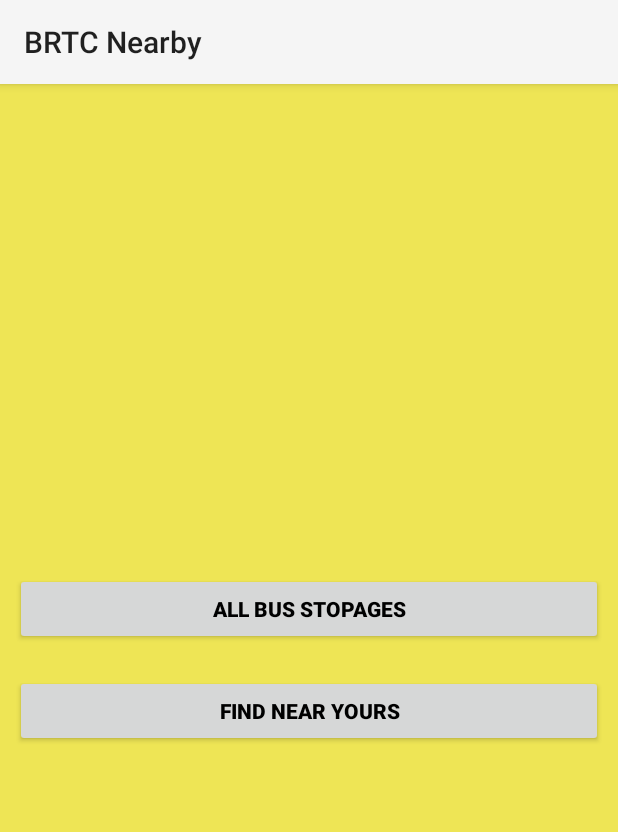
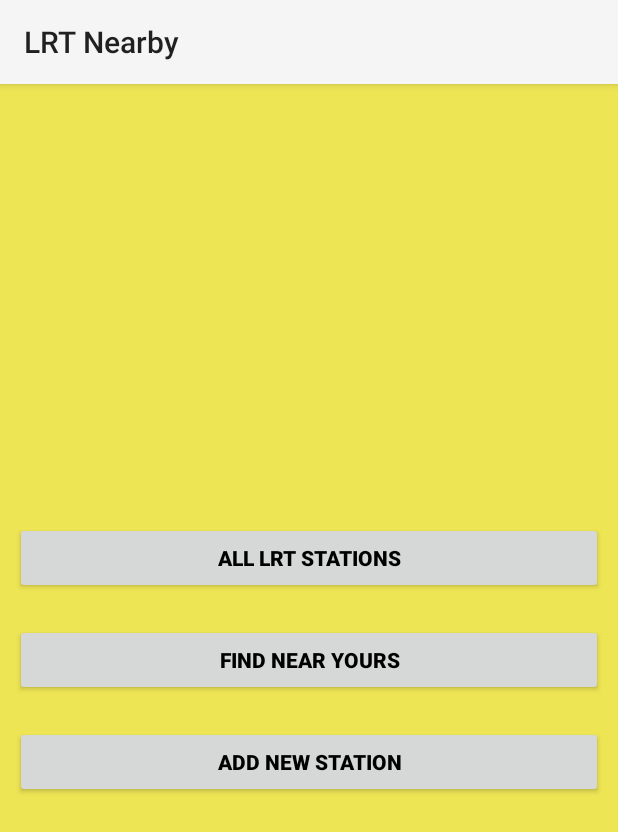
Before and after one commit to farzia/lrt_close_by, an Android app: the MainActivity screen opened directly, with no data from a screen before it, on a phone screen of 412 x 824 dp. Shown: the top 832 px of the screen. Run offline under Robolectric (Android 15) with nearby library versions, the phone set to English and light mode, and no system bars.

Commit message:
added add new lrt page

```diff
--- a/app/src/main/java/com/brtc/nearby/db/DBAdapter.java
+++ b/app/src/main/java/com/brtc/nearby/db/DBAdapter.java
@@ -66,4 +66,9 @@ public class DBAdapter {
 
         return false;
     }
+
+    public boolean saveNewLrt(String name, String location, String longitude, String latitude){
+        db.execSQL("INSERT INTO bus_stopages(name, location, latitude, longitude) VALUES (" + location + ", " +  location + ", " + longitude +", " + latitude +")");
+        return true;
+    }
 }
--- a/app/src/main/res/layout/main.xml
+++ b/app/src/main/res/layout/main.xml
@@ -18,7 +18,7 @@
             android:layout_marginTop="90dp"
             android:onClick="click"
             android:textStyle="bold"
-            android:text="All Bus Stopages"
+            android:text="All LRT Stations"
             android:textColor="#000" />
 
         <Button
@@ -30,6 +30,16 @@
             android:textStyle="bold"
             android:text="Find Near Yours"
             android:textColor="#000" />
+
+        <Button
+            android:id="@+id/addNewMarketBtn"
+            android:layout_width="match_parent"
+            android:layout_height="wrap_content"
+            android:layout_margin="10dp"
+            android:onClick="click"
+            android:textStyle="bold"
+            android:text="Add new Station"
+            android:textColor="#000" />
     </LinearLayout>
 
 </ScrollView>
--- a/app/src/main/res/values/strings.xml
+++ b/app/src/main/res/values/strings.xml
@@ -1,7 +1,7 @@
 <?xml version="1.0" encoding="utf-8"?>
 <resources>
 
-    <string name="app_name">BRTC Nearby</string>
+    <string name="app_name">LRT Nearby</string>
     <string name="action_settings">Settings</string>
     <string name="latitude_longitude">%1$.8f, %2$.8f</string>
 
```
Also changed, not shown: app/src/main/AndroidManifest.xml (+7 -2 lines), app/src/main/java/com/brtc/nearby/activities/MainActivity.java (+27 -0 lines).
